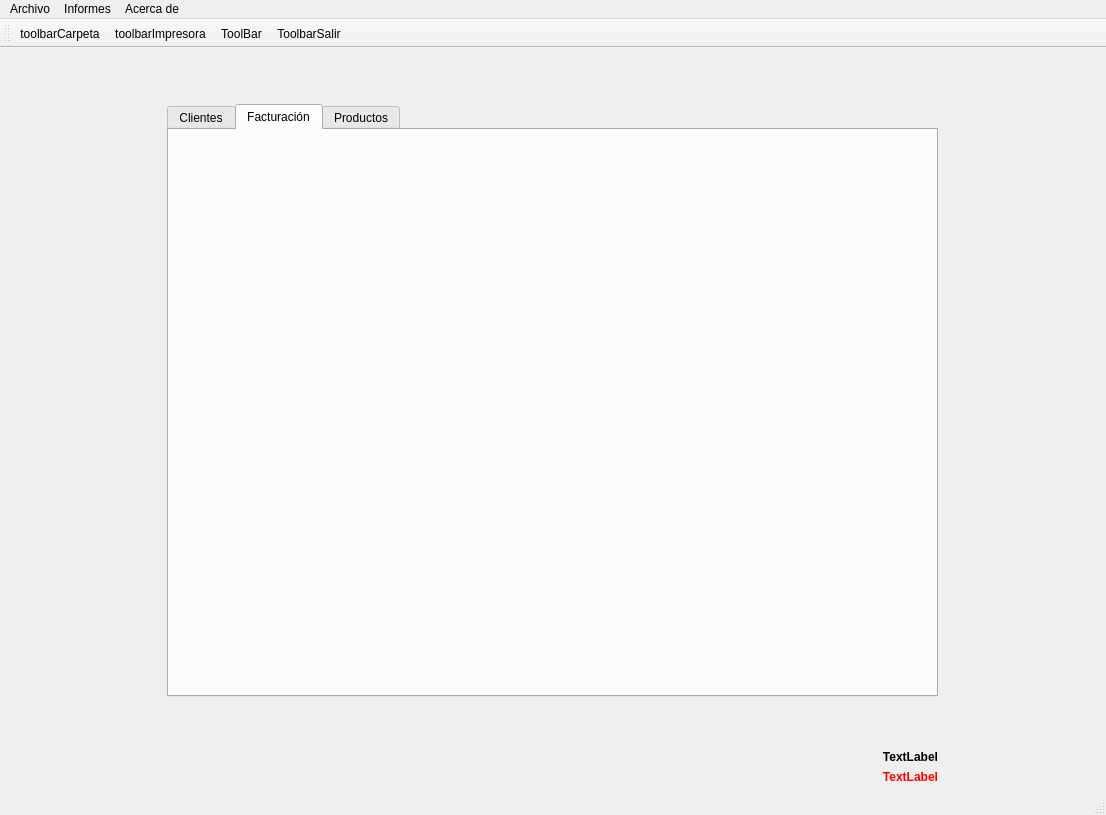
Old version of the form ventana.ui in the repository byChamaco/BLANCOLORENZO.
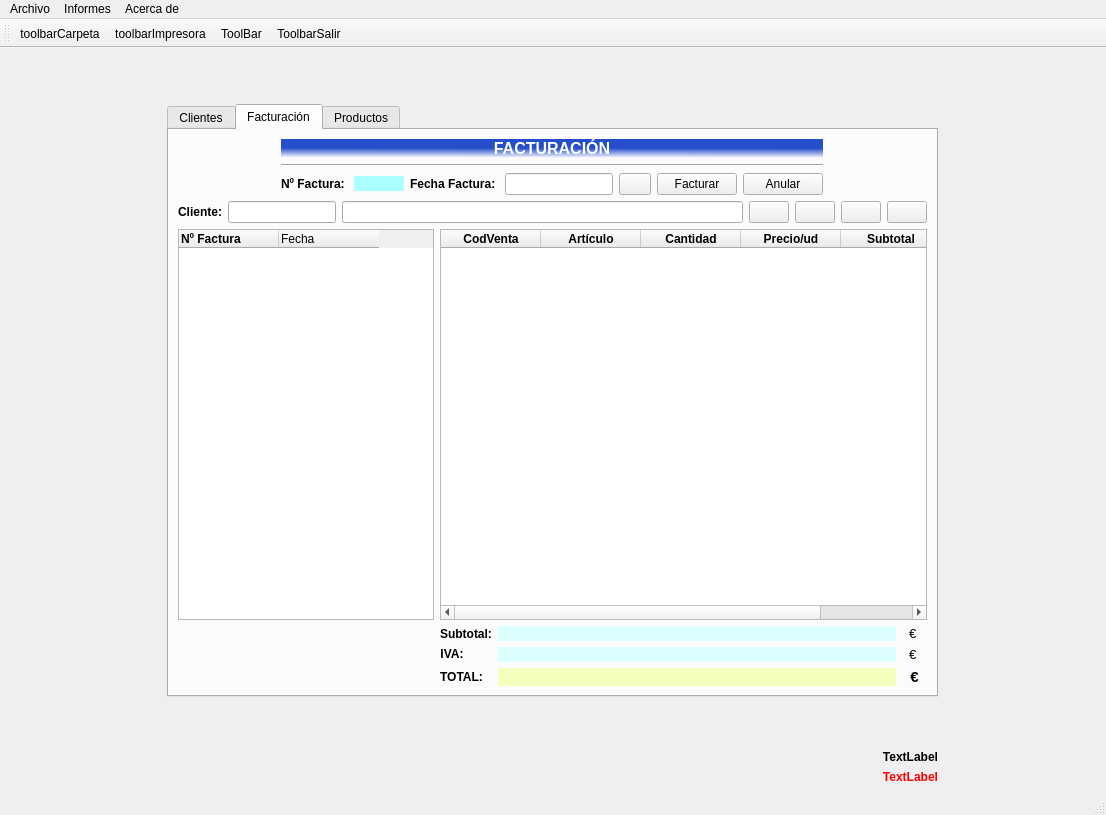
New version of the form. The open tabs and pages were chosen to show the change. Icons and pictures are not drawn.

Commit message: v0.0.20 Añadiendo facturación al código

```diff
--- a/ventana.ui
+++ b/ventana.ui
@@ -926,6 +926,645 @@
        <attribute name="title">
         <string>Facturación</string>
        </attribute>
+       <layout class="QGridLayout" name="gridLayout_16">
+        <item row="0" column="0" colspan="2">
+         <layout class="QGridLayout" name="gridLayout_14">
+          <item row="0" column="0">
+           <layout class="QGridLayout" name="gridLayout_13">
+            <item row="0" column="0">
+             <layout class="QGridLayout" name="gridLayout_11">
+              <item row="1" column="0">
+               <widget class="Line" name="line_2">
+                <property name="orientation">
+                 <enum>Qt::Horizontal</enum>
+                </property>
+               </widget>
+              </item>
+              <item row="0" column="0">
+               <widget class="QLabel" name="lblXesPro_2">
+                <property name="sizePolicy">
+                 <sizepolicy hsizetype="Preferred" vsizetype="Fixed">
+                  <horstretch>0</horstretch>
+                  <verstretch>0</verstretch>
+                 </sizepolicy>
+                </property>
+                <property name="font">
+                 <font>
+                  <pointsize>12</pointsize>
+                  <weight>75</weight>
+                  <bold>true</bold>
+                 </font>
+                </property>
+                <property name="layoutDirection">
+                 <enum>Qt::LeftToRight</enum>
+                </property>
+                <property name="autoFillBackground">
+                 <bool>false</bool>
+                </property>
+                <property name="styleSheet">
+                 <string notr="true">color: rgb(255, 255, 255);
+background-color: qlineargradient(spread:pad, x1:0.545, y1:0.482955, x2:0.534091, y2:1, stop:0 rgba(38, 78, 203, 255), stop:1 rgba(255, 255, 255, 255));</string>
+                </property>
+                <property name="text">
+                 <string>FACTURACIÓN</string>
+                </property>
+                <property name="alignment">
+                 <set>Qt::AlignCenter</set>
+                </property>
+               </widget>
+              </item>
+             </layout>
+            </item>
+            <item row="1" column="0">
+             <layout class="QGridLayout" name="gridLayout_10">
+              <item row="0" column="0">
+               <widget class="QLabel" name="lblFac">
+                <property name="sizePolicy">
+                 <sizepolicy hsizetype="Fixed" vsizetype="Preferred">
+                  <horstretch>0</horstretch>
+                  <verstretch>0</verstretch>
+                 </sizepolicy>
+                </property>
+                <property name="font">
+                 <font>
+                  <weight>75</weight>
+                  <bold>true</bold>
+                 </font>
+                </property>
+                <property name="text">
+                 <string>Nº Factura: </string>
+                </property>
+               </widget>
+              </item>
+              <item row="0" column="1">
+               <widget class="QLabel" name="lblNumFac">
+                <property name="sizePolicy">
+                 <sizepolicy hsizetype="Fixed" vsizetype="Fixed">
+                  <horstretch>0</horstretch>
+                  <verstretch>0</verstretch>
+                 </sizepolicy>
+                </property>
+                <property name="minimumSize">
+                 <size>
+                  <width>50</width>
+                  <height>0</height>
+                 </size>
+                </property>
+                <property name="font">
+                 <font>
+                  <pointsize>10</pointsize>
+                 </font>
+                </property>
+                <property name="styleSheet">
+                 <string notr="true">background-color: rgb(170, 255, 255);</string>
+                </property>
+                <property name="text">
+                 <string/>
+                </property>
+                <property name="alignment">
+                 <set>Qt::AlignCenter</set>
+                </property>
+               </widget>
+              </item>
+              <item row="0" column="2">
+               <widget class="QLabel" name="lblDatafac">
+                <property name="sizePolicy">
+                 <sizepolicy hsizetype="Fixed" vsizetype="Preferred">
+                  <horstretch>0</horstretch>
+                  <verstretch>0</verstretch>
+                 </sizepolicy>
+                </property>
+                <property name="font">
+                 <font>
+                  <weight>75</weight>
+                  <bold>true</bold>
+                 </font>
+                </property>
+                <property name="text">
+                 <string>Fecha Factura: </string>
+                </property>
+               </widget>
+              </item>
+              <item row="0" column="3">
+               <widget class="QLineEdit" name="editDatafac">
+                <property name="sizePolicy">
+                 <sizepolicy hsizetype="Fixed" vsizetype="Fixed">
+                  <horstretch>110</horstretch>
+                  <verstretch>0</verstretch>
+                 </sizepolicy>
+                </property>
+                <property name="minimumSize">
+                 <size>
+                  <width>100</width>
+                  <height>0</height>
+                 </size>
+                </property>
+                <property name="alignment">
+                 <set>Qt::AlignCenter</set>
+                </property>
+               </widget>
+              </item>
+              <item row="0" column="4">
+               <widget class="QPushButton" name="btnCalendarfac">
+                <property name="sizePolicy">
+                 <sizepolicy hsizetype="Fixed" vsizetype="Fixed">
+                  <horstretch>0</horstretch>
+                  <verstretch>0</verstretch>
+                 </sizepolicy>
+                </property>
+                <property name="maximumSize">
+                 <size>
+                  <width>32</width>
+                  <height>32</height>
+                 </size>
+                </property>
+                <property name="text">
+                 <string/>
+                </property>
+                <property name="icon">
+                 <iconset>
+                  <normaloff>../../Desktop/PEREZGONZALEZ-master/img/calendar.png</normaloff>../../Desktop/PEREZGONZALEZ-master/img/calendar.png</iconset>
+                </property>
+                <property name="iconSize">
+                 <size>
+                  <width>30</width>
+                  <height>30</height>
+                 </size>
+                </property>
+               </widget>
+              </item>
+              <item row="0" column="5">
+               <widget class="QPushButton" name="btnFac">
+                <property name="sizePolicy">
+                 <sizepolicy hsizetype="Fixed" vsizetype="Fixed">
+                  <horstretch>0</horstretch>
+                  <verstretch>0</verstretch>
+                 </sizepolicy>
+                </property>
+                <property name="text">
+                 <string>Facturar</string>
+                </property>
+               </widget>
+              </item>
+              <item row="0" column="6">
+               <widget class="QPushButton" name="btnFacdel">
+                <property name="sizePolicy">
+                 <sizepolicy hsizetype="Fixed" vsizetype="Fixed">
+                  <horstretch>0</horstretch>
+                  <verstretch>0</verstretch>
+                 </sizepolicy>
+                </property>
+                <property name="text">
+                 <string>Anular</string>
+                </property>
+               </widget>
+              </item>
+             </layout>
+            </item>
+           </layout>
+          </item>
+          <item row="1" column="0">
+           <layout class="QGridLayout" name="gridLayout_12">
+            <item row="0" column="0">
+             <widget class="QLabel" name="lblClifac">
+              <property name="sizePolicy">
+               <sizepolicy hsizetype="Fixed" vsizetype="Preferred">
+                <horstretch>0</horstretch>
+                <verstretch>0</verstretch>
+               </sizepolicy>
+              </property>
+              <property name="font">
+               <font>
+                <weight>75</weight>
+                <bold>true</bold>
+               </font>
+              </property>
+              <property name="text">
+               <string>Cliente:</string>
+              </property>
+              <property name="alignment">
+               <set>Qt::AlignRight|Qt::AlignTrailing|Qt::AlignVCenter</set>
+              </property>
+             </widget>
+            </item>
+            <item row="0" column="1">
+             <widget class="QLineEdit" name="editDniclifac">
+              <property name="sizePolicy">
+               <sizepolicy hsizetype="Fixed" vsizetype="Fixed">
+                <horstretch>0</horstretch>
+                <verstretch>0</verstretch>
+               </sizepolicy>
+              </property>
+              <property name="alignment">
+               <set>Qt::AlignCenter</set>
+              </property>
+             </widget>
+            </item>
+            <item row="0" column="2">
+             <widget class="QLineEdit" name="editApelclifac">
+              <property name="sizePolicy">
+               <sizepolicy hsizetype="Expanding" vsizetype="Fixed">
+                <horstretch>0</horstretch>
+                <verstretch>0</verstretch>
+               </sizepolicy>
+              </property>
+             </widget>
+            </item>
+            <item row="0" column="3">
+             <widget class="QPushButton" name="btnBuscafac">
+              <property name="sizePolicy">
+               <sizepolicy hsizetype="Fixed" vsizetype="Fixed">
+                <horstretch>0</horstretch>
+                <verstretch>0</verstretch>
+               </sizepolicy>
+              </property>
+              <property name="text">
+               <string/>
+              </property>
+              <property name="icon">
+               <iconset>
+                <normaloff>../../Desktop/PEREZGONZALEZ-master/img/lupa.png</normaloff>../../Desktop/PEREZGONZALEZ-master/img/lupa.png</iconset>
+              </property>
+              <property name="iconSize">
+               <size>
+                <width>24</width>
+                <height>24</height>
+               </size>
+              </property>
+             </widget>
+            </item>
+            <item row="0" column="4">
+             <widget class="QPushButton" name="btnReloadfac">
+              <property name="sizePolicy">
+               <sizepolicy hsizetype="Fixed" vsizetype="Fixed">
+                <horstretch>0</horstretch>
+                <verstretch>0</verstretch>
+               </sizepolicy>
+              </property>
+              <property name="text">
+               <string/>
+              </property>
+              <property name="icon">
+               <iconset>
+                <normaloff>../../Desktop/PEREZGONZALEZ-master/img/reload.png</normaloff>../../Desktop/PEREZGONZALEZ-master/img/reload.png</iconset>
+              </property>
+              <property name="iconSize">
+               <size>
+                <width>24</width>
+                <height>24</height>
+               </size>
+              </property>
+             </widget>
+            </item>
+            <item row="0" column="5">
+             <widget class="QPushButton" name="btnAceptarventa">
+              <property name="sizePolicy">
+               <sizepolicy hsizetype="Fixed" vsizetype="Fixed">
+                <horstretch>0</horstretch>
+                <verstretch>0</verstretch>
+               </sizepolicy>
+              </property>
+              <property name="text">
+               <string/>
+              </property>
+              <property name="icon">
+               <iconset>
+                <normaloff>../../Desktop/PEREZGONZALEZ-master/img/venta.png</normaloff>../../Desktop/PEREZGONZALEZ-master/img/venta.png</iconset>
+              </property>
+              <property name="iconSize">
+               <size>
+                <width>32</width>
+                <height>32</height>
+               </size>
+              </property>
+             </widget>
+            </item>
+            <item row="0" column="6">
+             <widget class="QPushButton" name="btnAnularventa">
+              <property name="sizePolicy">
+               <sizepolicy hsizetype="Fixed" vsizetype="Fixed">
+                <horstretch>0</horstretch>
+                <verstretch>0</verstretch>
+               </sizepolicy>
+              </property>
+              <property name="text">
+               <string/>
+              </property>
+              <property name="icon">
+               <iconset>
+                <normaloff>../../Desktop/PEREZGONZALEZ-master/img/anularventa.png</normaloff>../../Desktop/PEREZGONZALEZ-master/img/anularventa.png</iconset>
+              </property>
+              <property name="iconSize">
+               <size>
+                <width>32</width>
+                <height>32</height>
+               </size>
+              </property>
+             </widget>
+            </item>
+           </layout>
+          </item>
+         </layout>
+        </item>
+        <item row="1" column="0">
+         <widget class="QTableWidget" name="tabFac">
+          <property name="sizePolicy">
+           <sizepolicy hsizetype="Fixed" vsizetype="Preferred">
+            <horstretch>0</horstretch>
+            <verstretch>0</verstretch>
+           </sizepolicy>
+          </property>
+          <column>
+           <property name="text">
+            <string>Nº Factura</string>
+           </property>
+           <property name="font">
+            <font>
+             <weight>75</weight>
+             <bold>true</bold>
+            </font>
+           </property>
+           <property name="textAlignment">
+            <set>AlignJustify|AlignVCenter</set>
+           </property>
+          </column>
+          <column>
+           <property name="text">
+            <string>Fecha </string>
+           </property>
+           <property name="textAlignment">
+            <set>AlignJustify|AlignVCenter</set>
+           </property>
+          </column>
+         </widget>
+        </item>
+        <item row="1" column="1">
+         <widget class="QTableWidget" name="tabVenta">
+          <property name="sizePolicy">
+           <sizepolicy hsizetype="Expanding" vsizetype="Expanding">
+            <horstretch>0</horstretch>
+            <verstretch>0</verstretch>
+           </sizepolicy>
+          </property>
+          <column>
+           <property name="text">
+            <string>CodVenta</string>
+           </property>
+           <property name="font">
+            <font>
+             <weight>75</weight>
+             <bold>true</bold>
+            </font>
+           </property>
+          </column>
+          <column>
+           <property name="text">
+            <string>Artículo</string>
+           </property>
+           <property name="font">
+            <font>
+             <weight>75</weight>
+             <bold>true</bold>
+            </font>
+           </property>
+          </column>
+          <column>
+           <property name="text">
+            <string>Cantidad</string>
+           </property>
+           <property name="font">
+            <font>
+             <weight>75</weight>
+             <bold>true</bold>
+            </font>
+           </property>
+          </column>
+          <column>
+           <property name="text">
+            <string>Precio/ud</string>
+           </property>
+           <property name="font">
+            <font>
+             <weight>75</weight>
+             <bold>true</bold>
+            </font>
+           </property>
+          </column>
+          <column>
+           <property name="text">
+            <string>Subtotal</string>
+           </property>
+           <property name="font">
+            <font>
+             <weight>75</weight>
+             <bold>true</bold>
+            </font>
+           </property>
+          </column>
+         </widget>
+        </item>
+        <item row="2" column="1">
+         <layout class="QGridLayout" name="gridLayout_15">
+          <item row="0" column="0">
+           <widget class="QLabel" name="lblSubfac">
+            <property name="sizePolicy">
+             <sizepolicy hsizetype="Fixed" vsizetype="Preferred">
+              <horstretch>0</horstretch>
+              <verstretch>0</verstretch>
+             </sizepolicy>
+            </property>
+            <property name="minimumSize">
+             <size>
+              <width>0</width>
+              <height>0</height>
+             </size>
+            </property>
+            <property name="font">
+             <font>
+              <pointsize>9</pointsize>
+              <weight>75</weight>
+              <bold>true</bold>
+             </font>
+            </property>
+            <property name="text">
+             <string>Subtotal:</string>
+            </property>
+            <property name="alignment">
+             <set>Qt::AlignCenter</set>
+            </property>
+           </widget>
+          </item>
+          <item row="0" column="1">
+           <widget class="QLabel" name="lblSubtotal">
+            <property name="sizePolicy">
+             <sizepolicy hsizetype="Ignored" vsizetype="Preferred">
+              <horstretch>0</horstretch>
+              <verstretch>0</verstretch>
+             </sizepolicy>
+            </property>
+            <property name="font">
+             <font>
+              <pointsize>9</pointsize>
+              <weight>75</weight>
+              <bold>true</bold>
+             </font>
+            </property>
+            <property name="styleSheet">
+             <string notr="true">background-color: rgb(219, 255, 255);</string>
+            </property>
+            <property name="text">
+             <string/>
+            </property>
+            <property name="alignment">
+             <set>Qt::AlignRight|Qt::AlignTrailing|Qt::AlignVCenter</set>
+            </property>
+           </widget>
+          </item>
+          <item row="0" column="2">
+           <widget class="QLabel" name="label">
+            <property name="sizePolicy">
+             <sizepolicy hsizetype="Fixed" vsizetype="Preferred">
+              <horstretch>0</horstretch>
+              <verstretch>0</verstretch>
+             </sizepolicy>
+            </property>
+            <property name="font">
+             <font>
+              <pointsize>10</pointsize>
+             </font>
+            </property>
+            <property name="text">
+             <string>  €  </string>
+            </property>
+           </widget>
+          </item>
+          <item row="1" column="0">
+           <widget class="QLabel" name="lblIvafac">
+            <property name="sizePolicy">
+             <sizepolicy hsizetype="Fixed" vsizetype="Fixed">
+              <horstretch>0</horstretch>
+              <verstretch>0</verstretch>
+             </sizepolicy>
+            </property>
+            <property name="font">
+             <font>
+              <pointsize>9</pointsize>
+              <weight>75</weight>
+              <bold>true</bold>
+             </font>
+            </property>
+            <property name="text">
+             <string>IVA:</string>
+            </property>
+            <property name="alignment">
+             <set>Qt::AlignCenter</set>
+            </property>
+           </widget>
+          </item>
+          <item row="1" column="1">
+           <widget class="QLabel" name="lblIva">
+            <property name="font">
+             <font>
+              <pointsize>9</pointsize>
+              <weight>75</weight>
+              <bold>true</bold>
+             </font>
+            </property>
+            <property name="styleSheet">
+             <string notr="true">background-color: rgb(219, 255, 255);</string>
+            </property>
+            <property name="text">
+             <string/>
+            </property>
+            <property name="alignment">
+             <set>Qt::AlignRight|Qt::AlignTrailing|Qt::AlignVCenter</set>
+            </property>
+           </widget>
+          </item>
+          <item row="1" column="2">
+           <widget class="QLabel" name="label_2">
+            <property name="sizePolicy">
+             <sizepolicy hsizetype="Fixed" vsizetype="Preferred">
+              <horstretch>0</horstretch>
+              <verstretch>0</verstretch>
+             </sizepolicy>
+            </property>
+            <property name="font">
+             <font>
+              <pointsize>10</pointsize>
+             </font>
+            </property>
+            <property name="text">
+             <string>  €  </string>
+            </property>
+           </widget>
+          </item>
+          <item row="2" column="0">
+           <widget class="QLabel" name="label_3">
+            <property name="sizePolicy">
+             <sizepolicy hsizetype="Fixed" vsizetype="Preferred">
+              <horstretch>0</horstretch>
+              <verstretch>0</verstretch>
+             </sizepolicy>
+            </property>
+            <property name="font">
+             <font>
+              <pointsize>9</pointsize>
+              <weight>75</weight>
+              <bold>true</bold>
+             </font>
+            </property>
+            <property name="text">
+             <string>TOTAL:</string>
+            </property>
+            <property name="alignment">
+             <set>Qt::AlignCenter</set>
+            </property>
+           </widget>
+          </item>
+          <item row="2" column="1">
+           <widget class="QLabel" name="lblTotal">
+            <property name="font">
+             <font>
+              <pointsize>11</pointsize>
+              <weight>75</weight>
+              <bold>true</bold>
+             </font>
+            </property>
+            <property name="styleSheet">
+             <string notr="true">background-color: rgb(244, 255, 189);</string>
+            </property>
+            <property name="text">
+             <string/>
+            </property>
+            <property name="alignment">
+             <set>Qt::AlignRight|Qt::AlignTrailing|Qt::AlignVCenter</set>
+            </property>
+           </widget>
+          </item>
+          <item row="2" column="2">
+           <widget class="QLabel" name="label_4">
+            <property name="sizePolicy">
+             <sizepolicy hsizetype="Fixed" vsizetype="Preferred">
+              <horstretch>0</horstretch>
+              <verstretch>0</verstretch>
+             </sizepolicy>
+            </property>
+            <property name="font">
+             <font>
+              <pointsize>11</pointsize>
+              <weight>75</weight>
+              <bold>true</bold>
+             </font>
+            </property>
+            <property name="text">
+             <string>  €  </string>
+            </property>
+           </widget>
+          </item>
+         </layout>
+        </item>
+       </layout>
       </widget>
       <widget class="QWidget" name="tab_13">
        <attribute name="title">
```
Left out of the diff: 130 changed lines with no effect on the pictures. The commit also changes 6 other files.
